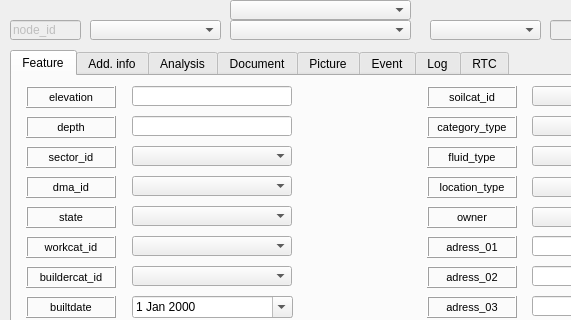
Qt form ui/ws_node.ui (Giswater/giswater_qgis_plugin) before a commit; both pictures show x 0 to 571 and y 0 to 320 of the 830 by 585 pixel window.
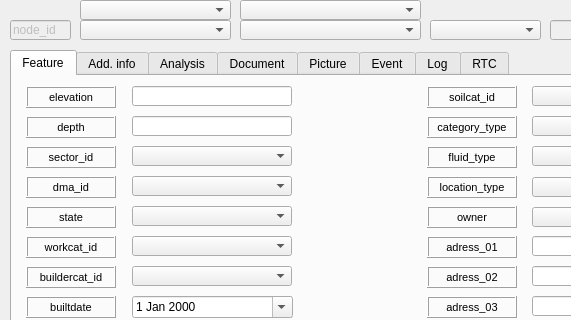
The same form after that commit.

Patch:
```diff
--- a/ui/ws_node.ui
+++ b/ui/ws_node.ui
@@ -9876,7 +9876,7 @@
     <rect>
      <x>10</x>
      <y>20</y>
-     <width>71</width>
+     <width>61</width>
      <height>20</height>
     </rect>
    </property>
@@ -9986,30 +9986,17 @@
   <widget class="QComboBox" name="nodecat_id">
    <property name="geometry">
     <rect>
-     <x>230</x>
+     <x>240</x>
      <y>0</y>
      <width>181</width>
      <height>20</height>
     </rect>
    </property>
   </widget>
-  <widget class="QComboBox" name="cat_nodetype_id">
-   <property name="geometry">
-    <rect>
-     <x>90</x>
-     <y>20</y>
-     <width>131</width>
-     <height>20</height>
-    </rect>
-   </property>
-   <property name="frame">
-    <bool>true</bool>
-   </property>
-  </widget>
   <widget class="QComboBox" name="nodecat_id_dummy">
    <property name="geometry">
     <rect>
-     <x>230</x>
+     <x>240</x>
      <y>20</y>
      <width>181</width>
      <height>20</height>
@@ -10026,6 +10013,26 @@
     </rect>
    </property>
   </widget>
+  <widget class="QComboBox" name="node_type_dummy">
+   <property name="geometry">
+    <rect>
+     <x>80</x>
+     <y>20</y>
+     <width>151</width>
+     <height>20</height>
+    </rect>
+   </property>
+  </widget>
+  <widget class="QComboBox" name="node_type">
+   <property name="geometry">
+    <rect>
+     <x>80</x>
+     <y>0</y>
+     <width>151</width>
+     <height>20</height>
+    </rect>
+   </property>
+  </widget>
  </widget>
  <resources/>
  <connections/>
```
